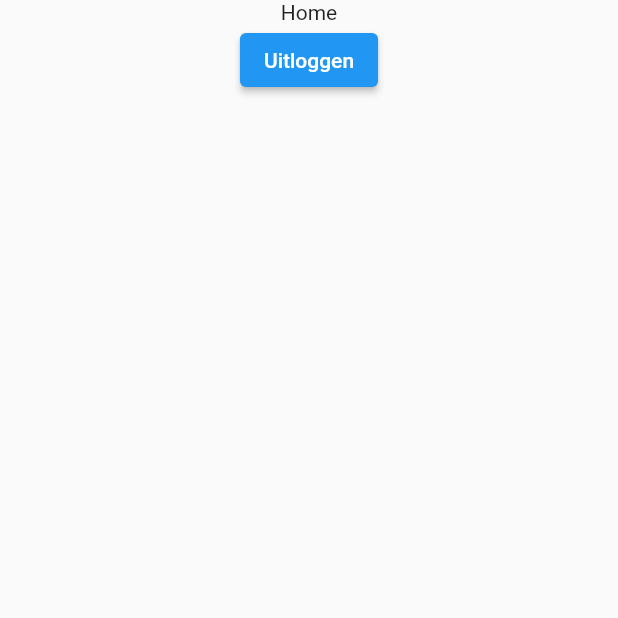
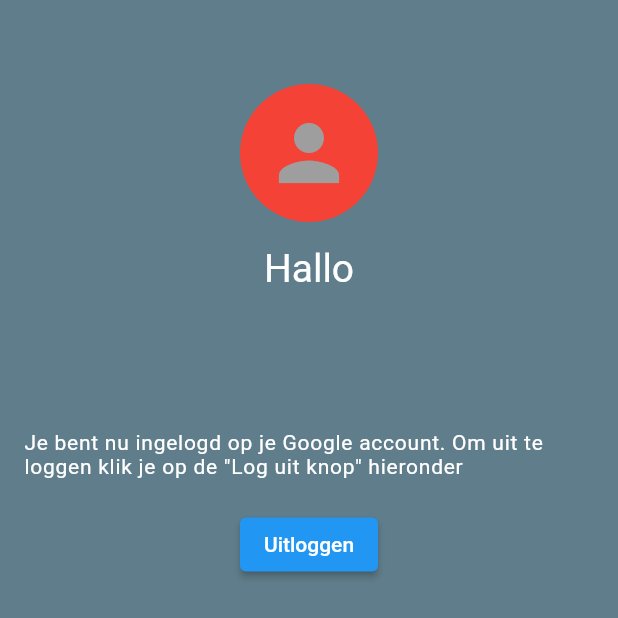
Before and after one commit to JarretHoving97/my_flutter_app, a Flutter app: the screen it shows once a user with an empty profile is signed in, after a tap on "Uitloggen", on a phone screen of 412 x 824 dp, the top half of it. Run offline on Flutter 3.47's test engine with Material 2 defaults, Android fonts, the phone set to English and light mode, and no system bars; our stand-ins replace firebase_auth, firebase_core, flutter_signin_button, google_sign_in; missing offline and left inert: dart:ffi; accounts and stored records are empty; network calls fail.

Commit message:
Created basic login with firebase and getting user profile data

```diff
--- a/new_app/lib/HomePage/HomePage.dart
+++ b/new_app/lib/HomePage/HomePage.dart
@@ -7,19 +7,19 @@ class HomePage extends StatelessWidget {
 
   @override
   Widget build(BuildContext context) {
-    return SafeArea(
-      child: Scaffold(
-        body: Center(
-          child: Column(
-            children: [
-              const Text("Home"),
-              ElevatedButton(
+    return Scaffold(
+      body: Center(
+        child: Column(
+          children: [
+            const Text("Home"),
+            Center(
+              child: ElevatedButton(
                   onPressed: () {
                     context.read<AuthenticationService>().singout();
                   },
-                  child: const Text("Uitloggen"))
-            ],
-          ),
+                  child: const Text("Uitloggen")),
+            )
+          ],
         ),
       ),
     );
--- a/new_app/lib/SignInPage/SinginPage.dart
+++ b/new_app/lib/SignInPage/SinginPage.dart
@@ -1,4 +1,6 @@
 import 'package:flutter/material.dart';
+import 'package:flutter_signin_button/button_list.dart';
+import 'package:flutter_signin_button/button_view.dart';
 import 'package:new_app/authentication_service.dart';
 import 'package:provider/provider.dart';
 
@@ -9,37 +11,42 @@ class SignInPage extends StatelessWidget {
 
   @override
   Widget build(BuildContext context) {
-    return SafeArea(
-      child: Scaffold(
+    return Scaffold(
+        appBar: AppBar(title: const Text("Login")),
         body: Column(
           children: [
-            TextField(
-              controller: emailController,
-              decoration: const InputDecoration(
-                labelText: "Email",
-              ),
+            Padding(
+              padding: const EdgeInsets.fromLTRB(20, 20, 20, 10),
+              child: Image.asset('assets/images/dac-logo.png'),
             ),
-            TextField(
-              controller: passwordController,
-              decoration: const InputDecoration(
-                labelText: "Wachtwoord",
-              ),
+            const Center(
+              child: Text("Welkom bij Volleybal Dedemsvaart!",
+                  style: TextStyle(fontSize: 25), textAlign: TextAlign.center),
             ),
-            ElevatedButton(
-                onPressed: () => {
-                      // Login code
-                      context.read<AuthenticationService>().signIn(
-                          email: emailController.text.trim(),
-                          password: passwordController.text.trim())
-                    },
-                child: const Text("Login")),
-            ElevatedButton(
-                onPressed: () =>
-                    {context.read<AuthenticationService>().signInWithGoogle()},
-                child: const Text("Login met Google"))
+            const Text("Login om verder in de app te gaan"),
+            const Center(child: LoginButtonList()),
           ],
-        ),
-      ),
+        ));
+  }
+}
+
+// column that contains buttons
+class LoginButtonList extends StatelessWidget {
+  const LoginButtonList({Key? key}) : super(key: key);
+
+  @override
+  Widget build(BuildContext context) {
+    return Column(
+      children: [
+        SignInButton(Buttons.Google,
+            text: "Login met Google",
+            onPressed: () =>
+                {context.read<AuthenticationService>().signInWithGoogle()}),
+        SignInButton(Buttons.Facebook,
+            text: "Login met Facebook", onPressed: () => {}),
+        SignInButton(Buttons.Twitter,
+            text: "Login met Twitter", onPressed: () => {})
+      ],
     );
   }
 }
--- /dev/null
+++ b/new_app/lib/UserInfoScreen/UserInfoScreen.dart
@@ -0,0 +1,111 @@
+import 'dart:ffi';
+
+import 'package:firebase_auth/firebase_auth.dart';
+import 'package:flutter/material.dart';
+import 'package:flutter/src/foundation/key.dart';
+import 'package:flutter/src/widgets/framework.dart';
+import 'package:new_app/HomePage/HomePage.dart';
+import 'package:provider/provider.dart';
+
+import '../authentication_service.dart';
+
+class UserInfoScreen extends StatefulWidget {
+  const UserInfoScreen({Key? key, required User user})
+      : _user = user,
+        super(key: key);
+
+  final User _user;
+
+  @override
+  State<UserInfoScreen> createState() => _UserInfoScreenState();
+}
+
+class _UserInfoScreenState extends State<UserInfoScreen> {
+  late User _user;
+
+  @override
+  void initState() {
+    _user = widget._user;
+    super.initState();
+  }
+
+  @override
+  Widget build(BuildContext context) {
+    return Scaffold(
+      backgroundColor: Colors.blueGrey,
+      appBar: AppBar(elevation: 0, backgroundColor: Colors.blueGrey),
+      body: SafeArea(
+          child: Padding(
+        padding: const EdgeInsets.only(left: 16.0, right: 16.0, bottom: 20.0),
+        child: Column(children: [
+          Row(),
+          _user.photoURL != null
+              ? ClipOval(
+                  child: Material(
+                    color: Colors.red,
+                    child: Image.network(
+                      _user.photoURL!,
+                      fit: BoxFit.fitHeight,
+                    ),
+                  ),
+                )
+              : const ClipOval(
+                  child: Material(
+                    color: Colors.red,
+                    child: Padding(
+                      padding: EdgeInsets.all(16.0),
+                      child: Icon(
+                        Icons.person,
+                        size: 60,
+                        color: Colors.grey,
+                      ),
+                    ),
+                  ),
+                ),
+          const SizedBox(height: 16.0),
+          const Text(
+            'Hallo',
+            style: TextStyle(
+              color: Colors.white,
+              fontSize: 26,
+            ),
+          ),
+          const SizedBox(height: 8.0),
+          Text(
+            ' ${_user.displayName}',
+            style: const TextStyle(
+              color: Colors.white,
+              fontSize: 26,
+            ),
+          ),
+          const SizedBox(height: 8.0),
+          Text(
+            ' ${_user.email}',
+            style: const TextStyle(
+              color: Colors.yellow,
+              fontSize: 20,
+              letterSpacing: 0.5,
+            ),
+          ),
+          const SizedBox(height: 24.0),
+          const Text(
+            'Je bent nu ingelogd op je Google account. Om uit te loggen klik je op de "Log uit knop" hieronder',
+            style: TextStyle(
+              color: Colors.white,
+              fontSize: 14,
+              letterSpacing: 0.5,
+            ),
+          ),
+          Padding(
+            padding: EdgeInsets.all(20.0),
+            child: ElevatedButton(
+                onPressed: () {
+                  context.read<AuthenticationService>().singout();
+                },
+                child: const Text("Uitloggen")),
+          )
+        ]),
+      )),
+    );
+  }
+}
--- a/new_app/lib/main.dart
+++ b/new_app/lib/main.dart
@@ -1,6 +1,7 @@
 import 'package:firebase_auth/firebase_auth.dart';
 import 'package:firebase_core/firebase_core.dart';
 import 'package:firebase_core/firebase_core.dart';
+import 'package:new_app/UserInfoScreen/UserInfoScreen.dart';
 import 'firebase_options.dart';
 import 'package:flutter/material.dart';
 import 'package:new_app/HomePage/HomePage.dart';
@@ -51,8 +52,11 @@ class AuthenticationWrapper extends StatelessWidget {
   Widget build(BuildContext context) {
     final firebaseuser = context.watch<User?>();
 
+    User? user = FirebaseAuth.instance.currentUser;
     if (firebaseuser == null) {
       return SignInPage();
+    } else if (user != null) {
+      return UserInfoScreen(user: user);
     }
     return const HomePage();
   }
--- a/new_app/pubspec.yaml
+++ b/new_app/pubspec.yaml
@@ -38,6 +38,7 @@ dependencies:
   firebase_auth: ^3.4.2
   provider: ^6.0.3
   google_sign_in: ^5.4.0
+  flutter_signin_button: ^2.0.0
 
 
 dev_dependencies:
@@ -61,7 +62,8 @@ flutter:
   # included with your application, so that you can use the icons in
   # the material Icons class.
   uses-material-design: true
-
+  assets:
+   - assets/images/
   # To add assets to your application, add an assets section, like this:
   # assets:
   #   - images/a_dot_burr.jpeg
```
Also changed, not shown: new_app/assets/images/dac-logo.png (added), new_app/pubspec.lock, 3 other files.
